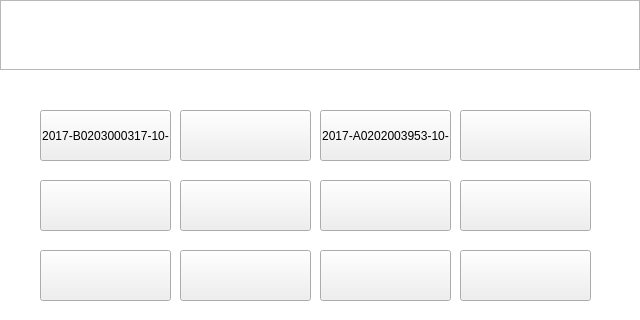
Above: SmartCabinet/Device/devicesimulate.ui from birdman1992/SmartCabinet before the change; both pictures show x 0 to 640 and y 0 to 320 of the 640 by 480 pixel window. Below: the same form after it.
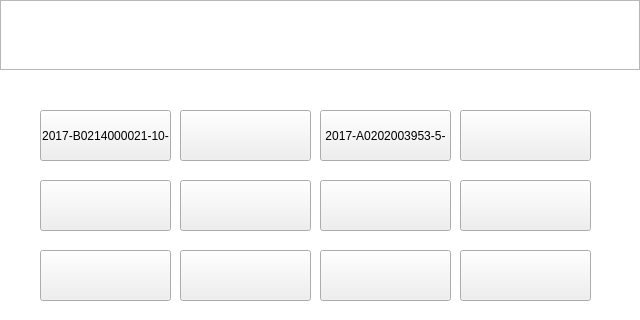
That is the form after the change.

```diff
--- a/SmartCabinet/Device/devicesimulate.ui
+++ b/SmartCabinet/Device/devicesimulate.ui
@@ -218,7 +218,7 @@
         <enum>Qt::NoFocus</enum>
        </property>
        <property name="text">
-        <string>2017-B0203000317-10-</string>
+        <string>2017-B0214000021-10-</string>
        </property>
       </widget>
       <widget class="QPushButton" name="pushButton_6">
@@ -378,7 +378,7 @@
         <enum>Qt::NoFocus</enum>
        </property>
        <property name="text">
-        <string>2017-A0202003953-10-</string>
+        <string>2017-A0202003953-5-</string>
        </property>
       </widget>
       <widget class="QPushButton" name="pushButton_16">
```
